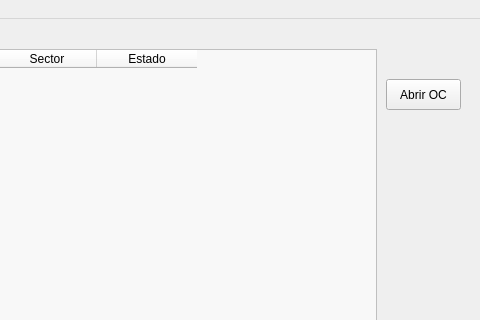
Before: the Qt Designer form pantalla1Firma.ui in AyeQuinteros15/DemoPracticas, drawn with Qt 5; both pictures show x 874 to 1354 and y 0 to 320 of the 1354 by 768 pixel window.
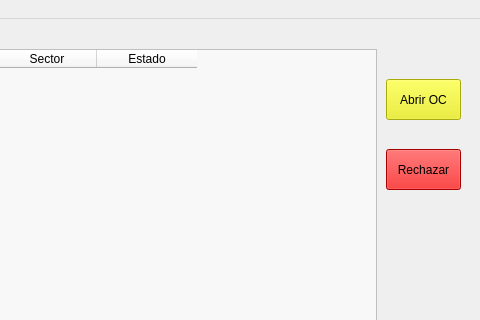
After: the same form once the commit is applied.

```diff
--- a/pantalla1Firma.ui
+++ b/pantalla1Firma.ui
@@ -255,9 +255,13 @@
       <x>1260</x>
       <y>60</y>
       <width>75</width>
-      <height>31</height>
+      <height>41</height>
      </rect>
     </property>
+    <property name="styleSheet">
+     <string notr="true">background-color: rgb(235, 239, 13);
+color: rgb(0, 0, 0);</string>
+    </property>
     <property name="text">
      <string>Abrir OC</string>
     </property>
@@ -342,6 +346,23 @@
      <string>Abrir NP</string>
     </property>
    </widget>
+   <widget class="QPushButton" name="pushButton">
+    <property name="geometry">
+     <rect>
+      <x>1260</x>
+      <y>130</y>
+      <width>75</width>
+      <height>41</height>
+     </rect>
+    </property>
+    <property name="styleSheet">
+     <string notr="true">color: rgb(0, 0, 0);
+background-color: rgb(232, 0, 0);</string>
+    </property>
+    <property name="text">
+     <string>Rechazar</string>
+    </property>
+   </widget>
   </widget>
   <widget class="QMenuBar" name="menubar">
    <property name="geometry">
```
